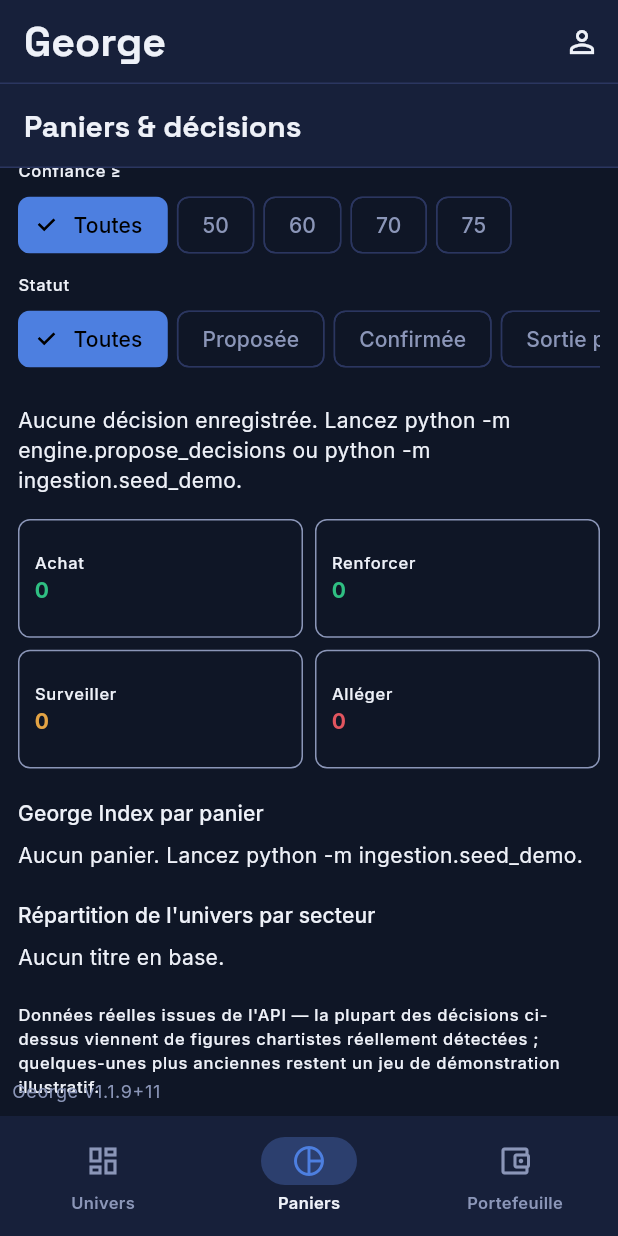
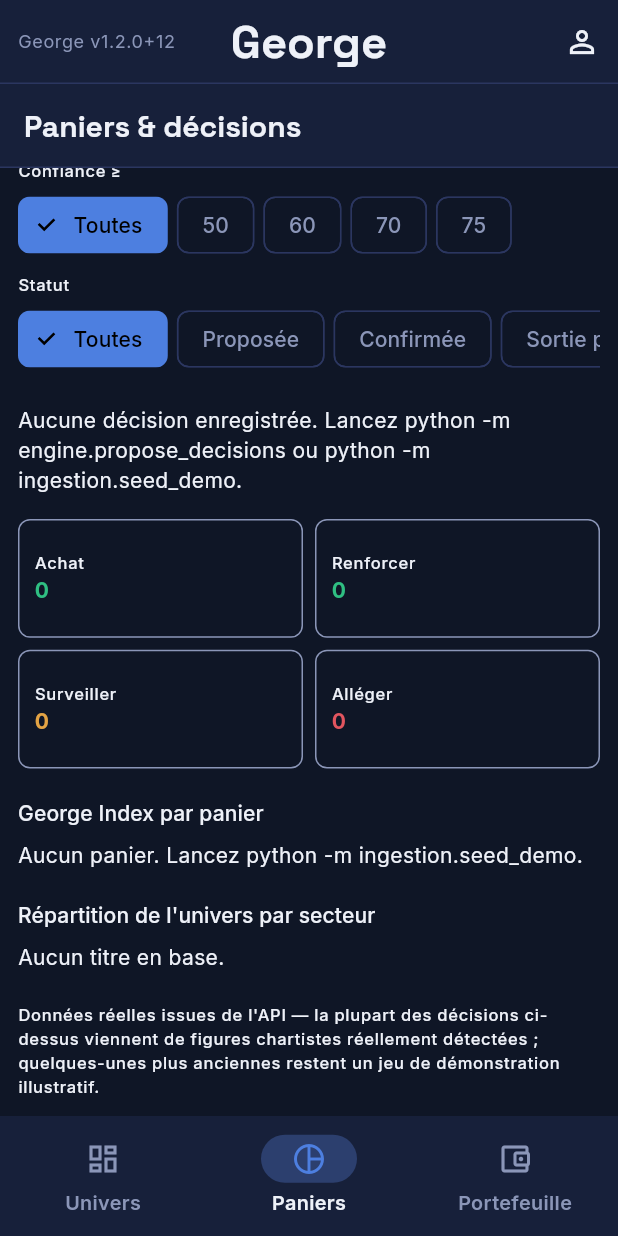
Before and after one commit to brunodouangvichith-svg/Georges, a Flutter app: the PaniersScreen screen opened by its route, scrolled down 289 dp, on a phone screen of 412 x 824 dp. Run offline on Flutter 3.47's test engine with Material 3 defaults, Android fonts, the phone set to English and light mode, and no system bars; our stand-ins replace dio, fl_chart, flutter_riverpod, go_router, google_fonts, package_info_plus and 2 more; accounts and stored records are empty; network calls fail.

Commit message:
Mobile: center/enlarge AppBar title, move version, bigger nav labels, voice chat input
- AppBar: "George" centered, +10% font size (30.25); version label
  moved from a floating overlay at the bottom into the AppBar's
  leading slot (top-left), next to the centered title.
- Bottom nav labels (Univers/Paniers/Portefeuille) +20% font size.
- Added a mic button (light blue background) to the "Poser une
  question à George…" chat field, using the new speech_to_text
  dependency (RECORD_AUDIO permission added to the Android manifest).

```diff
--- a/mobile/lib/app.dart
+++ b/mobile/lib/app.dart
@@ -101,8 +101,23 @@ class _AppShellState extends State<_AppShell> {
   Widget build(BuildContext context) {
     return Scaffold(
       appBar: AppBar(
-        // 22 (taille par défaut du titre d'AppBar, Material 3 titleLarge) * 1.25.
-        title: const Text('George', style: TextStyle(fontSize: 27.5, fontWeight: FontWeight.bold)),
+        centerTitle: true,
+        leadingWidth: 96,
+        leading: _appVersion == null
+            ? null
+            : Center(
+                child: Padding(
+                  padding: const EdgeInsets.only(left: 12),
+                  child: Text(
+                    'George v$_appVersion',
+                    style: Theme.of(context).textTheme.bodySmall?.copyWith(color: Theme.of(context).colorScheme.outline),
+                    overflow: TextOverflow.visible,
+                    softWrap: false,
+                  ),
+                ),
+              ),
+        // 22 (taille par défaut du titre d'AppBar, Material 3 titleLarge) * 1.25 * 1.10.
+        title: const Text('George', style: TextStyle(fontSize: 30.25, fontWeight: FontWeight.bold)),
         actions: [
           IconButton(
             icon: const Icon(Icons.person_outline),
@@ -113,20 +128,7 @@ class _AppShellState extends State<_AppShell> {
           ),
         ],
       ),
-      body: Stack(
-        children: [
-          widget.navigationShell,
-          if (_appVersion != null)
-            Positioned(
-              left: 8,
-              bottom: 8,
-              child: Text(
-                'George v$_appVersion',
-                style: Theme.of(context).textTheme.bodySmall?.copyWith(color: Theme.of(context).colorScheme.outline),
-              ),
-            ),
-        ],
-      ),
+      body: widget.navigationShell,
       bottomNavigationBar: NavigationBar(
         selectedIndex: widget.navigationShell.currentIndex,
         onDestinationSelected: (index) => widget.navigationShell.goBranch(
--- a/mobile/lib/core/theme/app_theme.dart
+++ b/mobile/lib/core/theme/app_theme.dart
@@ -87,8 +87,9 @@ ThemeData buildAppTheme() {
       surfaceTintColor: Colors.transparent,
       indicatorColor: AppColors.accentDim,
       labelTextStyle: WidgetStateProperty.resolveWith(
+        // 11 * 1.20 : taille demandée pour les libellés "Univers"/"Paniers"/"Portefeuille".
         (states) => GoogleFonts.inter(
-          fontSize: 11,
+          fontSize: 13.2,
           fontWeight: FontWeight.w600,
           color: states.contains(WidgetState.selected) ? AppColors.text : AppColors.textDim,
         ),
--- a/mobile/pubspec.yaml
+++ b/mobile/pubspec.yaml
@@ -16,7 +16,7 @@ publish_to: 'none' # Remove this line if you wish to publish to pub.dev
 # https://developer.apple.com/library/archive/documentation/General/Reference/InfoPlistKeyReference/Articles/CoreFoundationKeys.html
 # In Windows, build-name is used as the major, minor, and patch parts
 # of the product and file versions while build-number is used as the build suffix.
-version: 1.1.9+11
+version: 1.2.0+12
 
 environment:
   sdk: ^3.12.2
@@ -42,6 +42,7 @@ dependencies:
   supabase_flutter: ^2.16.0
   package_info_plus: ^10.2.1
   google_fonts: ^8.2.1
+  speech_to_text: ^7.4.0
 
 dev_dependencies:
   flutter_test:
```
Also changed, not shown: mobile/lib/features/univers/univers_screen.dart (+43 -0 lines), mobile/pubspec.lock, 1 other file.
